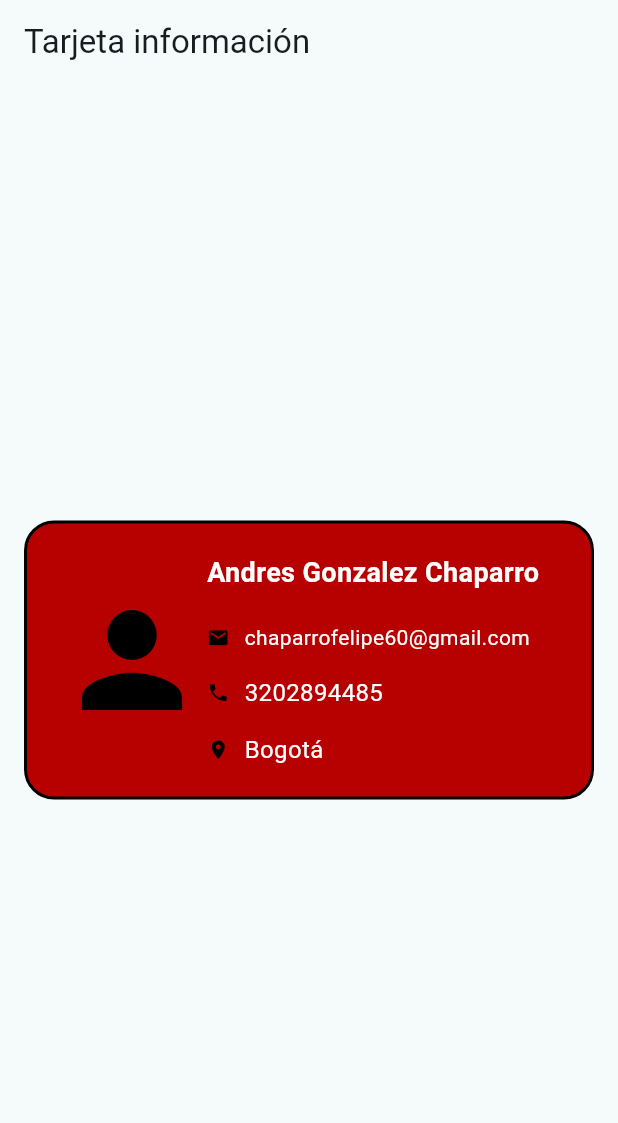
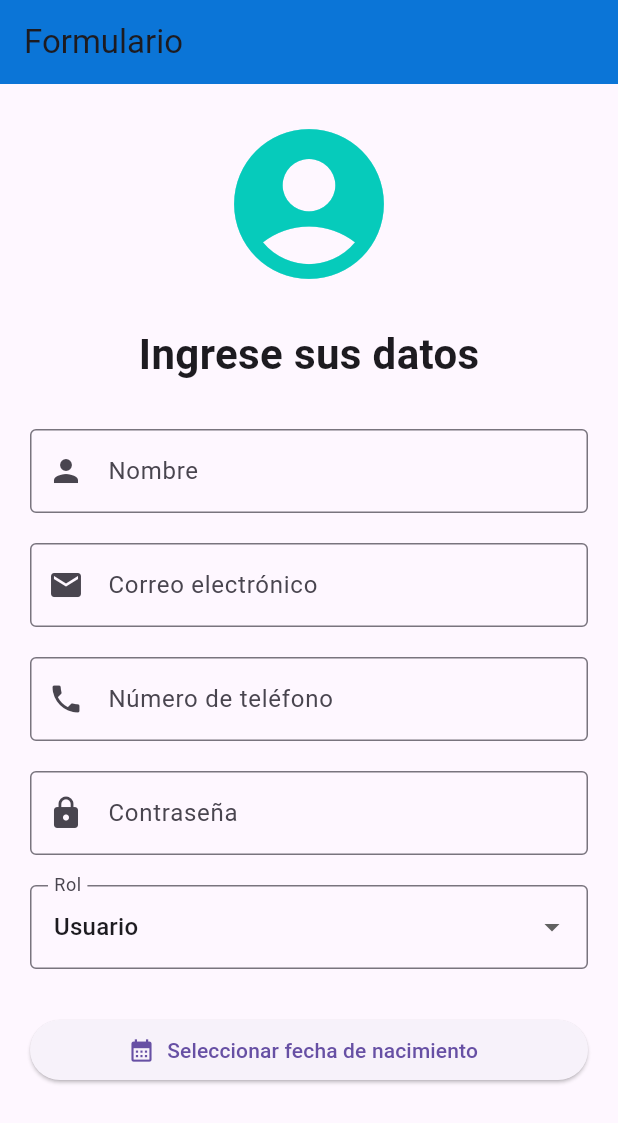
Before and after one commit to andrius2006/flutter_-3, a Flutter app: the screen it shows after launch, on a phone screen of 412 x 824 dp. Shown: the top 1123 px of the screen. Run offline on Flutter 3.47's test engine with Material 3 defaults, Android fonts, the phone set to English and light mode, and no system bars.

Commit message:
calendario y fomularios

```diff
--- /dev/null
+++ b/lib/formulario.dart
@@ -0,0 +1,204 @@
+import 'package:flutter/material.dart';
+import 'package:flutter_localizations/flutter_localizations.dart';
+
+class MyApp extends StatelessWidget {
+  const MyApp({super.key});
+
+  @override
+  Widget build(BuildContext context) {
+    return const MaterialApp(
+      title: "Flutter Demo",
+      debugShowCheckedModeBanner: false,
+      locale: Locale("es", "ES"),
+      supportedLocales: [Locale("es", "ES"),
+      ],
+      localizationsDelegates: const [
+        GlobalMaterialLocalizations.delegate,
+        GlobalWidgetsLocalizations.delegate,
+        GlobalCupertinoLocalizations.delegate,
+      ],
+      home: Formulario(),
+    );
+  }
+}
+
+class Formulario extends StatefulWidget {
+  const Formulario({super.key});
+
+  @override
+  State<Formulario> createState() => _FormularioState();
+}
+
+class _FormularioState extends State<Formulario> {
+  // Formulario
+  final formKey = GlobalKey<FormState>();
+
+  final nameController = TextEditingController();
+  final emailController = TextEditingController();
+  final phoneController = TextEditingController();
+  final passwordController = TextEditingController();
+
+  // Variable del sistema
+  String rol = "Usuario";
+  DateTime? fechaNacimiento;
+
+  @override
+  Widget build(BuildContext context) {
+    return Scaffold(
+      appBar: AppBar(
+        title: const Text("Formulario"),
+        backgroundColor: const Color.fromARGB(255, 11, 117, 215),
+      ),
+
+      body: SingleChildScrollView(
+        padding: const EdgeInsets.all(20),
+
+        child: Form(
+          key: formKey,
+
+          child: Column(
+            children: [
+              const Icon(
+                Icons.account_circle,
+                size: 120,
+                color: Color.fromARGB(255, 6, 203, 187),
+              ),
+
+              const SizedBox(height: 20),
+
+              const Text(
+                "Ingrese sus datos",
+                style: TextStyle(
+                  fontSize: 28,
+                  fontWeight: FontWeight.bold,
+                ),
+              ),
+
+              const SizedBox(height: 30),
+
+              // Nombre
+              TextFormField(
+                controller: nameController,
+
+                decoration: const InputDecoration(
+                  labelText: "Nombre",
+                  border: OutlineInputBorder(),
+                  prefixIcon: Icon(Icons.person),
+                ),
+              ),
+
+              const SizedBox(height: 20),
+
+              // Correo
+              TextFormField(
+                controller: emailController,
+                keyboardType: TextInputType.emailAddress,
+
+                decoration: const InputDecoration(
+                  labelText: "Correo electrónico",
+                  border: OutlineInputBorder(),
+                  prefixIcon: Icon(Icons.email),
+                ),
+              ),
+
+              const SizedBox(height: 20),
+
+              // Teléfono
+              TextFormField(
+                controller: phoneController,
+                keyboardType: TextInputType.phone,
+
+                decoration: const InputDecoration(
+                  labelText: "Número de teléfono",
+                  border: OutlineInputBorder(),
+                  prefixIcon: Icon(Icons.phone),
+                ),
+              ),
+
+              const SizedBox(height: 20),
+
+              // Contraseña
+              TextFormField(
+                controller: passwordController,
+                obscureText: true,
+
+                decoration: const InputDecoration(
+                  labelText: "Contraseña",
+                  border: OutlineInputBorder(),
+                  prefixIcon: Icon(Icons.lock),
+                ),
+              ),
+
+              const SizedBox(height: 20),
+
+              // Rol
+              DropdownButtonFormField<String>(
+                value: rol,
+
+                decoration: const InputDecoration(
+                  labelText: "Rol",
+                  border: OutlineInputBorder(),
+                ),
+
+                items: const [
+                  DropdownMenuItem(
+                    value: "Usuario",
+                    child: Text("Usuario"),
+                  ),
+
+                  DropdownMenuItem(
+                    value: "Administrador",
+                    child: Text("Administrador"),
+                  ),
+
+                  DropdownMenuItem(
+                    value: "cliente",
+                    child: Text("cliente"),
+                  ),
+                ],
+
+                onChanged: (value) {
+                  setState(() {
+                    rol = value!;
+                  });
+                },
+              ),
+
+              const SizedBox(height: 30),
+
+              // Botón fecha
+              SizedBox(
+                width: double.infinity,
+
+                child: ElevatedButton.icon(
+                  icon: const Icon(Icons.calendar_month),
+
+                  label: Text(
+                    fechaNacimiento == null
+                        ? "Seleccionar fecha de nacimiento"
+                        : "Fecha de nacimiento: ${fechaNacimiento!.day}/${fechaNacimiento!.month}/${fechaNacimiento!.year}",
+                  ),
+
+                  onPressed: () async {
+                    DateTime? fechaSeleccionada = await showDatePicker(
+                      context: context,
+                      initialDate: DateTime.now(),
+                      firstDate: DateTime(1900),
+                      lastDate: DateTime(2027),
+                    );
+
+                    if (fechaSeleccionada != null) {
+                      setState(() {
+                        fechaNacimiento = fechaSeleccionada;
+                      });
+                    }
+                  },
+                ),
+              ),
+            ],
+          ),
+        ),
+      ),
+    );
+  }
+}
--- a/lib/main.dart
+++ b/lib/main.dart
@@ -1,6 +1,6 @@
 import 'package:flutter/material.dart';
-import 'package:flutter_application_1/trabajo.dart';
+import 'package:flutter_application_1/formulario.dart';
 
 void main() {
-  runApp(const Trabajo());
+  runApp(const MyApp());
 }
--- a/lib/trabajo.dart
+++ b/lib/trabajo.dart
@@ -9,6 +9,7 @@ class Trabajo extends StatelessWidget {
     return MaterialApp(
       title: "Flutter Demo",
       debugShowCheckedModeBanner: false,
+
       theme: ThemeData(
         colorScheme: ColorScheme.fromSeed(
           seedColor: Colors.white,
@@ -16,7 +17,7 @@ class Trabajo extends StatelessWidget {
       ),
       home: Scaffold(
         appBar: AppBar(
-          title: const Text("Tarjeta información"),
+          title: const Text("Tarjeta de presentación"),
         ),
         body: Center(
           child: Container(
--- a/pubspec.yaml
+++ b/pubspec.yaml
@@ -34,6 +34,8 @@ dependencies:
   # The following adds the Cupertino Icons font to your application.
   # Use with the CupertinoIcons class for iOS style icons.
   cupertino_icons: ^1.0.8
+  flutter_localizations:
+    sdk: flutter
 
 dev_dependencies:
   flutter_test:
```
Also changed, not shown: pubspec.lock, 1 other file.
